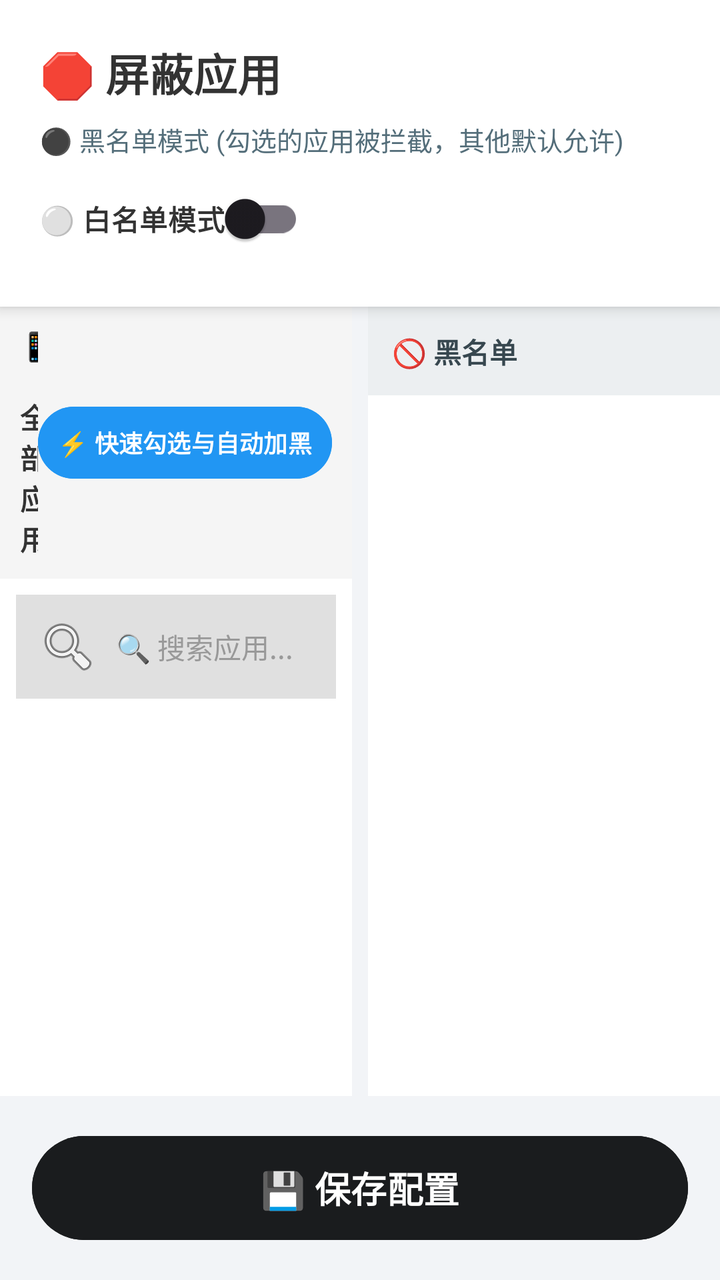
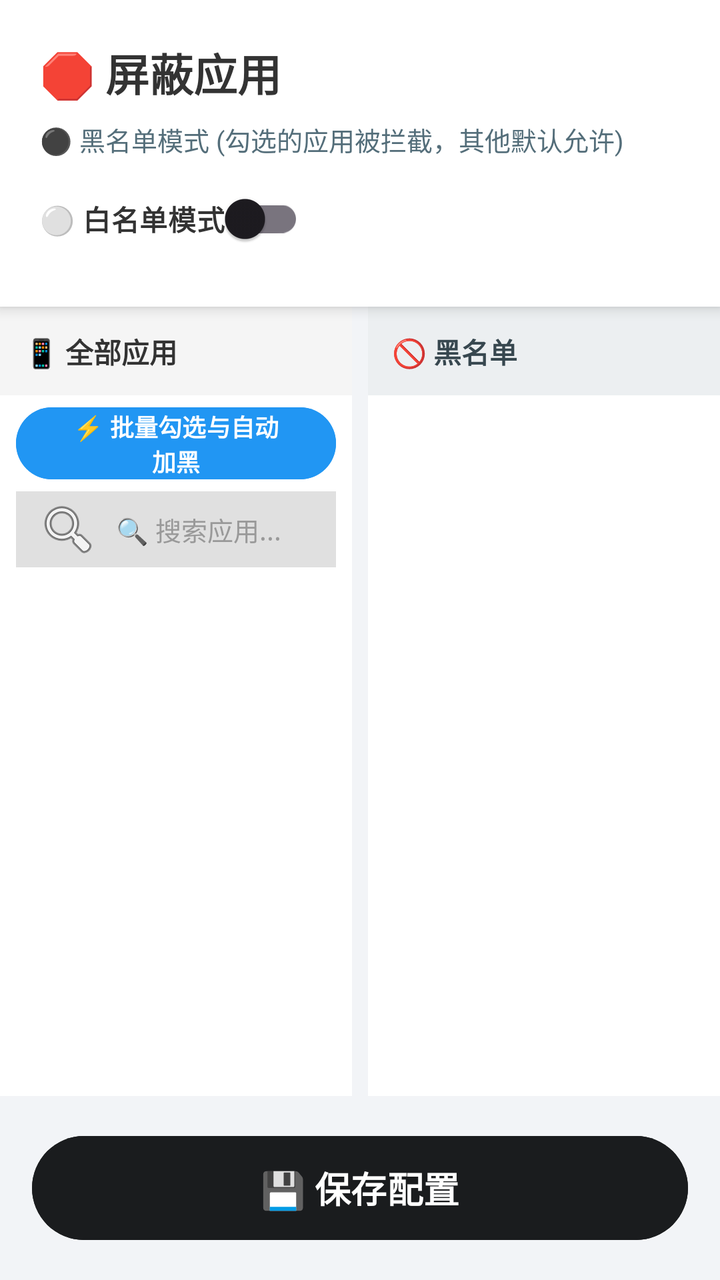

Two renders of the same Android screen: before a commit and after it. Below are the layout's source before the change and the commit's diff.
<!-- AndroidManifest.xml: application theme Theme.IronWill -->
<!-- res/layout/activity_app_selection.xml -->
<?xml version="1.0" encoding="utf-8"?>
<LinearLayout xmlns:android="http://schemas.android.com/apk/res/android"
    android:layout_width="match_parent"
    android:layout_height="match_parent"
    android:orientation="vertical"
    android:background="#F2F4F7">

    

    <LinearLayout
        android:layout_width="match_parent"
        android:layout_height="wrap_content"
        android:padding="20dp"
        android:background="#FFFFFF"
        android:elevation="4dp"
        android:orientation="vertical">

        <TextView
            android:id="@+id/tv_title_main"
            android:text="🛑 屏蔽应用"
            android:textSize="22sp"
            android:textStyle="bold"
            android:textColor="#333333"
            android:layout_width="wrap_content"
            android:layout_height="wrap_content"/>

        <TextView
            android:id="@+id/tv_mode_hint"
            android:text="⚫ 黑名单模式 (勾选的应用被拦截，其他默认允许)"
            android:textSize="13sp"
            android:textColor="#546E7A"
            android:layout_marginTop="8dp"
            android:layout_width="wrap_content"
            android:layout_height="wrap_content"/>

        <androidx.appcompat.widget.SwitchCompat
            android:id="@+id/switch_list_mode"
            android:layout_width="wrap_content"
            android:layout_height="wrap_content"
            android:layout_marginTop="6dp"
            android:text="⚪ 白名单模式"
            android:textSize="14sp"
            android:textStyle="bold"
            android:textColor="#333333"/>



        
        <androidx.cardview.widget.CardView
            android:id="@+id/card_pending_changes"
            android:layout_width="match_parent"
            android:layout_height="wrap_content"
            android:layout_marginTop="12dp"
            android:layout_marginBottom="4dp"
            android:visibility="gone"
            app:cardBackgroundColor="#FFF8E1"
            app:cardCornerRadius="8dp"
            app:cardElevation="2dp"
            xmlns:app="http://schemas.android.com/apk/res-auto">

            <LinearLayout
                android:layout_width="match_parent"
                android:layout_height="wrap_content"
                android:orientation="vertical"
                android:padding="12dp">

                <TextView
                    android:id="@+id/tv_lockout_hint"
                    android:layout_width="match_parent"
                    android:layout_height="wrap_content"
                    android:textSize="12sp"
                    android:textColor="#E65100"
                    android:lineSpacingExtra="4dp"
                    android:layout_marginBottom="8dp"
                    android:visibility="gone"/>

                <LinearLayout
                    android:layout_width="wrap_content"
                    android:layout_height="wrap_content"
                    android:orientation="horizontal"
                    android:gravity="center_vertical">
                    
                    <TextView
                        android:text="📝"
                        android:textSize="14sp"
                        android:layout_width="wrap_content"
                        android:layout_height="wrap_content"/>
                        
                    <TextView
                        android:text="⏳ 延迟生效表"
                        android:textStyle="bold"
                        android:textSize="13sp"
                        android:textColor="#F57F17"
                        android:layout_marginStart="6dp"
                        android:layout_width="wrap_content"
                        android:layout_height="wrap_content"/>
                </LinearLayout>

                <TextView
                    android:id="@+id/tv_pending_details"
                    android:layout_width="match_parent"
                    android:layout_height="wrap_content"
                    android:layout_marginTop="8dp"
                    android:lineSpacingExtra="4dp"
                    android:text=""
                    android:textSize="12sp"
                    android:textColor="#5D4037"/>

                <TextView
                    android:id="@+id/tv_pending_hint_legacy"
                    android:text="💡 包含次日生效的黑名单移除操作"
                    android:textSize="11sp"
                    android:textColor="#8D6E63"
                    android:layout_marginTop="6dp"
                    android:layout_width="wrap_content"
                    android:layout_height="wrap_content"/>
            </LinearLayout>
        </androidx.cardview.widget.CardView>
    </LinearLayout>

    
    <LinearLayout
        android:id="@+id/ll_segment_tools"
        android:layout_width="match_parent"
        android:layout_height="wrap_content"
        android:orientation="horizontal"
        android:gravity="center_vertical"
        android:paddingStart="16dp"
        android:paddingEnd="16dp"
        android:paddingTop="8dp"
        android:paddingBottom="8dp"
        android:background="#FFFFFF"
        android:visibility="gone">

        <Button
            android:id="@+id/btn_select_all"
            android:layout_width="0dp"
            android:layout_weight="1"
            android:layout_height="44dp"
            android:text="✅ 全选"
            android:textSize="13sp"
            android:textStyle="bold"
            android:backgroundTint="#2196F3"
            android:textColor="#FFFFFF"
            android:layout_marginEnd="4dp"
            android:insetTop="0dp"
            android:insetBottom="0dp"
            android:minHeight="0dp"
            android:paddingTop="0dp"
            android:paddingBottom="0dp"/>

        <Button
            android:id="@+id/btn_invert"
            android:layout_width="0dp"
            android:layout_weight="1"
            android:layout_height="44dp"
            android:text="🔄 反选"
            android:textSize="13sp"
            android:textStyle="bold"
            android:backgroundTint="#00897B"
            android:textColor="#FFFFFF"
            android:layout_marginStart="4dp"
            android:layout_marginEnd="4dp"
            android:insetTop="0dp"
            android:insetBottom="0dp"
            android:minHeight="0dp"
            android:paddingTop="0dp"
            android:paddingBottom="0dp"/>

        <Button
            android:id="@+id/btn_restore_global"
            android:layout_width="0dp"
            android:layout_weight="1"
            android:layout_height="44dp"
            android:text="♻️ 恢复为全局黑/白名单"
            android:textSize="13sp"
            android:textStyle="bold"
            android:backgroundTint="#546E7A"
            android:textColor="#FFFFFF"
            android:layout_marginStart="4dp"
            android:insetTop="0dp"
            android:insetBottom="0dp"
            android:minHeight="0dp"
            android:paddingTop="0dp"
            android:paddingBottom="0dp"/>
    </LinearLayout>

    <LinearLayout
        android:layout_width="match_parent"
        android:layout_height="0dp"
        android:layout_weight="1"
        android:orientation="horizontal"
        android:background="#F2F4F7">

        
        <LinearLayout
            android:layout_width="0dp"
            android:layout_height="match_parent"
            android:layout_weight="1"
            android:orientation="vertical"
            android:background="#FFFFFF"
            android:layout_marginEnd="4dp">

            
            <LinearLayout
                android:layout_width="match_parent"
                android:layout_height="wrap_content"
                android:orientation="horizontal"
                android:gravity="center_vertical"
                android:padding="10dp"
                android:background="#F5F5F5">

                <TextView
                    android:layout_width="0dp"
                    android:layout_height="wrap_content"
                    android:layout_weight="1"
                    android:text="📱 全部应用"
                    android:textSize="14sp"
                    android:textStyle="bold"
                    android:textColor="#333333"/>

                <Button
                    android:id="@+id/btn_quick_import"
                    android:layout_width="wrap_content"
                    android:layout_height="36dp"
                    android:text="⚡ 快速勾选与自动加黑"
                    android:textSize="12sp"
                    android:textStyle="bold"
                    android:backgroundTint="#2196F3"
                    android:textColor="#FFFFFF"
                    android:insetTop="0dp"
                    android:insetBottom="0dp"
                    android:minHeight="0dp"
                    android:paddingTop="0dp"
                    android:paddingBottom="0dp"
                    android:paddingStart="10dp"
                    android:paddingEnd="10dp"/>
            </LinearLayout>

            <EditText
                android:id="@+id/et_search_apps"
                android:layout_width="match_parent"
                android:layout_height="wrap_content"
                android:hint="🔍 搜索应用..."
                android:padding="10dp"
                android:textSize="14sp"
                android:background="#FFFFFF"
                android:layout_margin="8dp"
                android:drawableStart="@android:drawable/ic_menu_search"
                android:drawablePadding="8dp"
                android:backgroundTint="#E0E0E0"
                android:textColor="#333333"
                android:textColorHint="#999999"
                android:maxLines="1"
                android:inputType="text"/>

            <ListView
                android:id="@+id/list_all_apps"
                android:layout_width="match_parent"
                android:layout_height="match_parent"
                android:padding="8dp"
                android:clipToPadding="false"
                android:divider="@null"
                android:dividerHeight="6dp"/>
        </LinearLayout>

        
        <LinearLayout
            android:layout_width="0dp"
            android:layout_height="match_parent"
            android:layout_weight="1"
            android:orientation="vertical"
            android:background="#FFFFFF"
            android:layout_marginStart="4dp">

            <TextView
                android:id="@+id/tv_selected_title"
                android:layout_width="match_parent"
                android:layout_height="wrap_content"
                android:text="🚫 黑名单"
                android:textSize="14sp"
                android:textStyle="bold"
                android:textColor="#37474F"
                android:padding="12dp"
                android:background="#ECEFF1"/>

            <ListView
                android:id="@+id/list_selected_apps"
                android:layout_width="match_parent"
                android:layout_height="match_parent"
                android:padding="8dp"
                android:clipToPadding="false"
                android:divider="@null"
                android:dividerHeight="6dp"/>
        </LinearLayout>
    </LinearLayout>

    <Button
        android:id="@+id/btn_save_apps"
        android:layout_width="match_parent"
        android:layout_height="60dp"
        android:text="💾 保存配置"
        android:textSize="18sp"
        android:textStyle="bold"
        android:backgroundTint="#1A1C1E"
        android:textColor="#FFFFFF"
        android:layout_margin="16dp"/>
</LinearLayout>
<!-- resources referenced by this layout -->
<resources>
  <style name="Theme.IronWill" parent="Base.Theme.IronWill" />
  <style name="Base.Theme.IronWill" parent="Theme.Material3.DayNight.NoActionBar">
          
          
      </style>
</resources>

<!-- the commit's change to res/layout/activity_app_selection.xml (unified diff, before → after) -->
@@ -202,50 +202,52 @@
             android:layout_marginEnd="4dp">
 
             
-            <LinearLayout
+            <TextView
                 android:layout_width="match_parent"
                 android:layout_height="wrap_content"
-                android:orientation="horizontal"
-                android:gravity="center_vertical"
-                android:padding="10dp"
-                android:background="#F5F5F5">
-
-                <TextView
-                    android:layout_width="0dp"
-                    android:layout_height="wrap_content"
-                    android:layout_weight="1"
-                    android:text="📱 全部应用"
-                    android:textSize="14sp"
-                    android:textStyle="bold"
-                    android:textColor="#333333"/>
-
-                <Button
-                    android:id="@+id/btn_quick_import"
-                    android:layout_width="wrap_content"
-                    android:layout_height="36dp"
-                    android:text="⚡ 快速勾选与自动加黑"
-                    android:textSize="12sp"
-                    android:textStyle="bold"
-                    android:backgroundTint="#2196F3"
-                    android:textColor="#FFFFFF"
-                    android:insetTop="0dp"
-                    android:insetBottom="0dp"
-                    android:minHeight="0dp"
-                    android:paddingTop="0dp"
-                    android:paddingBottom="0dp"
-                    android:paddingStart="10dp"
-                    android:paddingEnd="10dp"/>
-            </LinearLayout>
-
+                android:text="📱 全部应用"
+                android:textSize="14sp"
+                android:textStyle="bold"
+                android:textColor="#333333"
+                android:padding="12dp"
+                android:background="#F5F5F5"/>
+
+            
+            <Button
+                android:id="@+id/btn_quick_import"
+                android:layout_width="match_parent"
+                android:layout_height="36dp"
+                android:layout_marginStart="8dp"
+                android:layout_marginEnd="8dp"
+                android:layout_marginTop="6dp"
+                android:layout_marginBottom="2dp"
+                android:text="⚡ 批量勾选与自动加黑"
+                android:textSize="12sp"
+                android:textStyle="bold"
+                android:backgroundTint="#2196F3"
+                android:textColor="#FFFFFF"
+                android:insetTop="0dp"
+                android:insetBottom="0dp"
+                android:minHeight="0dp"
+                android:paddingTop="0dp"
+                android:paddingBottom="0dp"/>
+
+            
             <EditText
                 android:id="@+id/et_search_apps"
                 android:layout_width="match_parent"
-                android:layout_height="wrap_content"
+                android:layout_height="38dp"
                 android:hint="🔍 搜索应用..."
-                android:padding="10dp"
-                android:textSize="14sp"
+                android:paddingStart="10dp"
+                android:paddingEnd="10dp"
+                android:paddingTop="4dp"
+                android:paddingBottom="4dp"
+                android:textSize="13sp"
                 android:background="#FFFFFF"
-                android:layout_margin="8dp"
+                android:layout_marginStart="8dp"
+                android:layout_marginEnd="8dp"
+                android:layout_marginTop="4dp"
+                android:layout_marginBottom="6dp"
                 android:drawableStart="@android:drawable/ic_menu_search"
                 android:drawablePadding="8dp"
                 android:backgroundTint="#E0E0E0"
